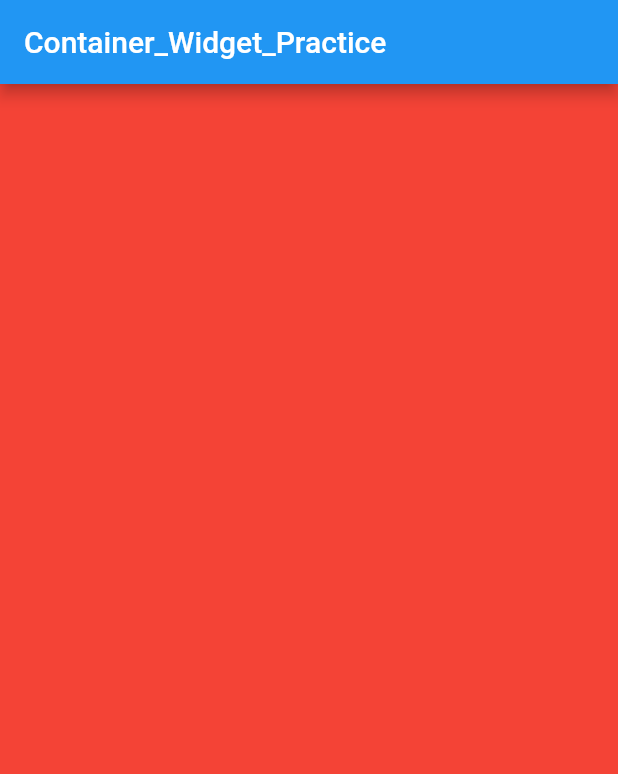
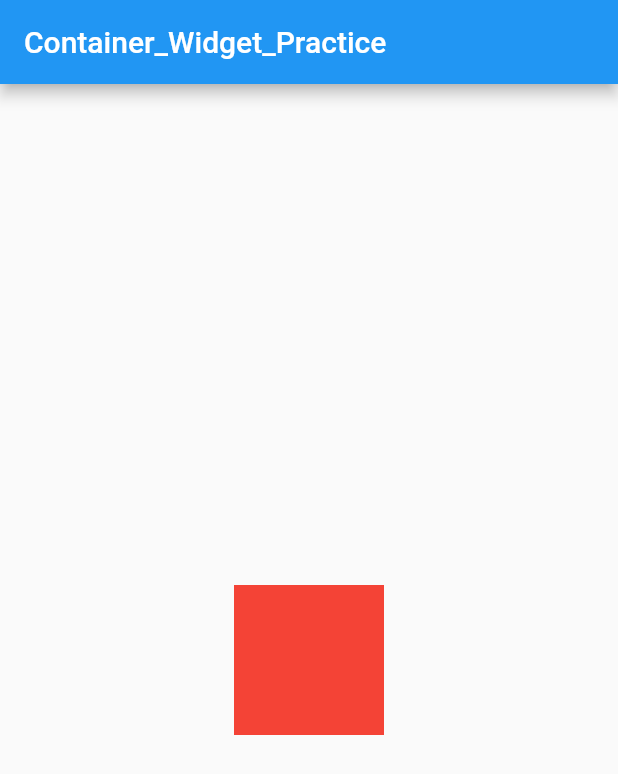
Before and after one commit to AbdulHannan-123/Container_widget-, a Flutter app: the screen it shows after launch, on a phone screen of 412 x 824 dp. Shown: the top 774 px of the screen. Run offline on Flutter 3.47's test engine with Material 2 defaults, Android fonts, the phone set to English and light mode, and no system bars.

Commit message:
half of the property of the container

```diff
--- a/lib/main.dart
+++ b/lib/main.dart
@@ -41,7 +41,22 @@ class ContainerWidgetDD extends StatelessWidget {
         ),
         body: Center(
           child: Container(
-            color: Colors.red,
+
+            // padding: EdgeInsets.all(10),    // the spacing you want to give inside the container
+
+            color: Colors.red,    // the colour of your container
+
+            width: 100,         // discribe the width of the container
+
+            height: 100,        // discribe the height of the container
+
+            // constraints: const BoxConstraints(    // the limited expandable container
+            //   maxHeight: 100,                   // how maximum the conatiner can expand from height
+            //   maxWidth: 100,                    // how maximum the conatiner can expand from widht
+            //   minHeight: 50,                    // how minimum the conatiner can height is
+            //   minWidth: 50,                     // how minimum the container can width  is
+            // ),
+
           ),
         ),
       ),
```
